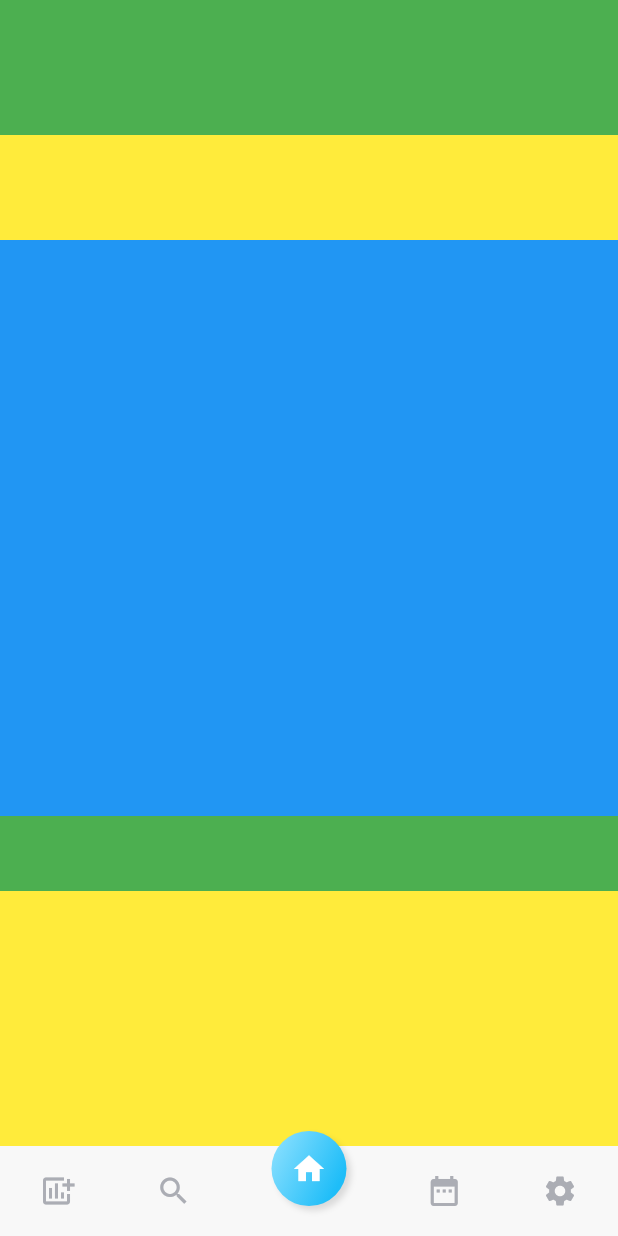
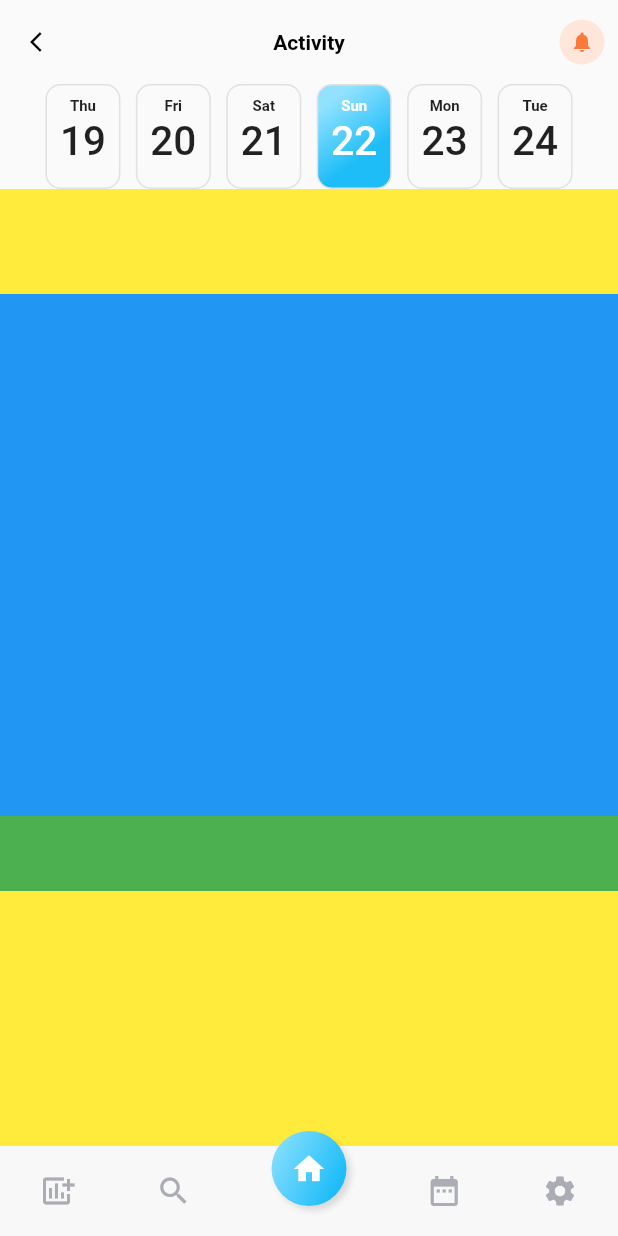
Before and after one commit to akincemtutal9/FitnessTrackerNutritionistMobileApp, a Flutter app: the HomePage screen opened directly, after a tap on "Running", on a phone screen of 412 x 824 dp. Run offline on Flutter 3.47's test engine with Material 2 defaults, Android fonts, the phone set to English and light mode, and no system bars.

Commit message:
Details
Dates & Appbar & Activity

```diff
--- /dev/null
+++ b/lib/helpers.dart
@@ -0,0 +1,9 @@
+final Map<int,String>daysOfWeek = {
+  1: 'Mon',
+  2: 'Tue',
+  3: 'Wed',
+  4: 'Thu',
+  5: 'Fri',
+  6: 'Sat',
+  7: 'Sun',
+};
--- a/lib/main.dart
+++ b/lib/main.dart
@@ -33,7 +33,7 @@ class MyApp extends StatelessWidget {
         '/':(context) => HomePage(),
         '/details':(context) => DetailsPage(),
       },
-      initialRoute: '/',
+      initialRoute: '/details',
 
     );
   }
--- a/lib/pages/details/details.dart
+++ b/lib/pages/details/details.dart
@@ -4,6 +4,7 @@ import 'package:dietera/pages/details/widgets/info.dart';
 import 'package:dietera/pages/details/widgets/stats.dart';
 import 'package:dietera/pages/details/widgets/steps.dart';
 import 'package:dietera/widgets/bottom_navigation.dart';
+import 'package:dietera/pages/details/widgets/appbar.dart';
 import 'package:flutter/services.dart';
 import 'package:flutter/material.dart';
 
@@ -13,6 +14,7 @@ class DetailsPage extends StatelessWidget {
   @override
   Widget build(BuildContext context) {
     return Scaffold(
+      appBar: MainAppBar(appBar: AppBar(),),
       body: Column(
         children: [
           Dates(),
@@ -21,20 +23,8 @@ class DetailsPage extends StatelessWidget {
           Info(),
           Stats(),
           BottomNavigation(),
-
-
-
-
-
         ],
-
-
-
-
       ),
-
-
-
     );
   }
 }
--- /dev/null
+++ b/lib/pages/details/widgets/appbar.dart
@@ -0,0 +1,55 @@
+import 'package:flutter/material.dart';
+
+class MainAppBar extends StatelessWidget implements PreferredSizeWidget{
+  final AppBar appBar;
+
+  const MainAppBar({
+    Key? key,
+    required this.appBar,
+  }) : super(key: key);
+
+  @override
+  Widget build(BuildContext context) {
+    return AppBar(
+      backgroundColor: Colors.transparent,
+      elevation: 0,
+      leading: IconButton(
+        onPressed:() {},
+        icon:Icon(
+          Icons.arrow_back_ios,
+          color: Colors.black,
+          size: 16,
+        ),
+      ),
+      title: Text(
+        'Activity',
+        style: TextStyle(
+          color: Colors.black,
+          fontSize: 14,
+          fontWeight: FontWeight.bold,
+        ),
+      ),
+      centerTitle: true,
+      actions: [
+        TextButton(onPressed: (){},
+          child: Icon(
+            Icons.notifications,
+            size: 16,
+          ),
+          style:ElevatedButton.styleFrom(
+            padding: const EdgeInsets.all(5),
+            maximumSize: Size(30,30),
+            minimumSize: Size(30,30),
+            shape: CircleBorder(),
+            primary: Color(0xffffe6da),
+            onPrimary: Color(0xfffa7a3b),
+          ),
+        ),
+      ],
+    );
+  }
+
+  @override
+  // TODO: implement preferredSize
+  Size get preferredSize => Size.fromHeight(appBar.preferredSize.height);
+}
--- a/lib/pages/details/widgets/dates.dart
+++ b/lib/pages/details/widgets/dates.dart
@@ -1,3 +1,4 @@
+import 'package:dietera/helpers.dart';
 import 'package:flutter/services.dart';
 import 'package:flutter/material.dart';
 
@@ -6,12 +7,69 @@ class Dates extends StatelessWidget {
 
   @override
   Widget build(BuildContext context) {
-    return Container(
-      width: double.infinity,
-      height: 90,
-      color: Colors.green,
+    List<DateBox> dateBoxes = [];
+    DateTime date = DateTime.now().subtract(Duration(days: 3));
 
 
+    for(int i=0;i<6;i++){
+      dateBoxes.add(DateBox(date: date , active: i==3,));
+      date=date.add(Duration(days: 1));
+    }
+    return Padding(
+      padding: const EdgeInsets.symmetric(horizontal: 20),
+      child: Row(
+        mainAxisAlignment: MainAxisAlignment.spaceEvenly,
+        children:dateBoxes,
+      ),
     );
   }
 }
+class DateBox extends StatelessWidget {
+  final bool active;
+  final DateTime date;
+
+  const DateBox({
+    Key? key,
+    this.active = false,
+    required this.date,
+  }) : super(key: key);
+  @override
+  Widget build(BuildContext context) {
+    return Container(
+      width: 50,
+      height: 70,
+      padding: const EdgeInsets.symmetric(vertical: 8,horizontal: 5),
+      decoration: BoxDecoration(
+        gradient: active ? LinearGradient(colors: [
+          Color(0xff92e2ff),
+          Color(0xff1ebdf8),
+        ],
+        begin: Alignment.topCenter,
+        ) : null,
+        borderRadius: BorderRadius.circular(10),
+        border: Border.all(color:Color(0xffe1e1e1))
+      ),
+        child: DefaultTextStyle.merge(
+          style: active ? TextStyle(color : Colors.white) : null,
+          child: Column(
+          children: [
+            Text(daysOfWeek[date.weekday]!,
+              style:
+              TextStyle(
+                fontSize: 10,
+                fontWeight: FontWeight.bold,
+              ),
+            ),
+            SizedBox(height: 1,),
+            Text(date.day.toString().padLeft(2, '0'),
+              style: TextStyle(
+                fontSize: 27,
+                fontWeight: FontWeight.w500,
+              ),
+            )
+          ],
+          ),
+        ),
+    );
+  }
+}
--- a/lib/pages/home/widgets/activity.dart
+++ b/lib/pages/home/widgets/activity.dart
@@ -1,49 +1,52 @@
+
 import 'dart:math';
 
+import 'package:flutter/services.dart';
 import 'package:flutter/material.dart';
-
 class RecentActivities extends StatelessWidget {
   const RecentActivities({Key? key}) : super(key: key);
-
   @override
   Widget build(BuildContext context) {
     return Expanded(
       child: Padding(
-          padding: const EdgeInsets.symmetric(vertical: 20, horizontal: 30),
+        padding: const EdgeInsets.symmetric(
+            vertical: 20,
+            horizontal: 30,
+        ),
         child: Column(
           crossAxisAlignment: CrossAxisAlignment.start,
           children: [
-              Text('Recent Activity', style: Theme.of(context).textTheme.headline1),
-              const SizedBox(height: 20),
+          Text(
+            'Recent Activities',
+            style: Theme.of(context).textTheme.headline1,
+          ),
           Expanded(
             child: ListView.builder(
               itemCount: 10,
-                  itemBuilder: (context, index) => const ActivityItem(),
-                ),
+              itemBuilder: (context,index)=> ActivityItem(),),
           )
           ],
         ),
       ));
   }
 }
-
 class ActivityItem extends StatelessWidget {
   const ActivityItem({Key? key}) : super(key: key);
-
-  static const activities = [
+  static const activites =[
     'Running',
     'Swimming',
     'Hiking',
     'Walking',
-    'Cycling'
+    'Cycling',
   ];
 
   @override
   Widget build(BuildContext context) {
-    String activity = activities[Random().nextInt(activities.length)];
+    String activity = activites[Random().nextInt(activites.length)];
+
 
     return GestureDetector(
-      onTap: () {
+      onTap: (){
         Navigator.of(context).pushNamed('/details');
       },
       child: Container(
@@ -51,55 +54,59 @@ class ActivityItem extends StatelessWidget {
         height: 50,
         decoration: BoxDecoration(
           border: Border.all(
-            color: const Color(0xffe1e1e1),
+            color: Color(0xffe1e1e1),
           ),
-          borderRadius: BorderRadius.circular(10),
+          borderRadius: BorderRadius.circular(10)
         ),
         child: Row(
           children: [
-            const SizedBox(width: 10),
+            SizedBox(width: 10,),
             Container(
               padding: const EdgeInsets.all(4),
-              decoration: const BoxDecoration(
+              decoration: BoxDecoration(
                 shape: BoxShape.circle,
                 color: Color(0xffcff2ff),
               ),
             height: 35,
               width: 35,
             child: Container(
-                decoration: const BoxDecoration(
+              decoration: BoxDecoration(
                 shape: BoxShape.circle,
                 image: DecorationImage(
-                      image: AssetImage('../assets/running.jpg'),
+                    image: AssetImage('../assets/running.jpg',),
                     fit: BoxFit.fill,
+
                 )),
             ),
             ),
-            const SizedBox(width: 20),
-            Text(
-              activity,
-              style: const TextStyle(
+            SizedBox(width: 20,),
+            Text(activity,
+              style: TextStyle(
                   fontSize: 12,
-                fontWeight: FontWeight.w900,
+                  fontWeight: FontWeight.w900 ),
+            ),
+            Expanded(child: SizedBox()),
+            Icon(Icons.timer,size: 12,),
+            SizedBox(width: 5,),
+            Text('30min',
+            style: TextStyle(
+              fontSize: 10,
+              fontWeight: FontWeight.w300,
             ),
             ),
-            const Expanded(child: SizedBox()),
-            const Icon(Icons.timer, size: 12),
-            const SizedBox(width: 5),
-            const Text(
-              '30min',
-              style: TextStyle(fontSize: 10, fontWeight: FontWeight.w300),
+            SizedBox(width: 10,),
+            Icon(Icons.wb_sunny_outlined,size: 12,),
+            SizedBox(width: 5,),
+            Text('55kcal',
+            style: TextStyle(
+            fontSize: 10,
+            fontWeight: FontWeight.w300,
             ),
-            const SizedBox(width: 10),
-            const Icon(Icons.wb_sunny_outlined, size: 12),
-            const SizedBox(width: 5),
-            const Text(
-              '55kcal',
-              style: TextStyle(fontSize: 10, fontWeight: FontWeight.w300),
             ),
-            const SizedBox(
+          SizedBox(
             width: 20,
-            )
+
+          ),
           ],
         ),
       ),
--- a/lib/pages/home/widgets/current.dart
+++ b/lib/pages/home/widgets/current.dart
@@ -11,6 +11,16 @@ class CurrentPrograms extends StatefulWidget {
 
 class _CurrentProgramsState extends State<CurrentPrograms> {
   ProgramType active = fitnessPrograms[0].type;
+
+  void _changeProgram(ProgramType newType){
+    setState((){
+    active = newType;
+
+    }
+    );
+  }
+
+
   @override
   Widget build(BuildContext context) {
     return Column(
@@ -46,6 +56,7 @@ class _CurrentProgramsState extends State<CurrentPrograms> {
               return Program(
                 program: fitnessPrograms[index],
                 active: fitnessPrograms[index].type == active,
+                onTap: _changeProgram,
                 );
             },
           separatorBuilder: (context,index) => SizedBox(width: 20,),
@@ -58,13 +69,26 @@ class _CurrentProgramsState extends State<CurrentPrograms> {
 class Program extends StatelessWidget{
   final FitnessProgram program;
   final bool active;
+  final Function(ProgramType) onTap;
 
-  const Program({Key? key, required this.program , this.active = false}) : super(key: key);
+
+  const Program({Key? key,
+    required this.program ,
+    this.active = false,
+    required this.onTap,
+  }) : super(key: key);
 
   @override
   Widget build(BuildContext context) {
     // TODO: implement build
-    return Container(
+    return GestureDetector(
+      onTap: (){
+        onTap(program.type);
+
+
+      },
+
+      child: Container(
       height: 100,
         width: 180,
         decoration: BoxDecoration(
@@ -109,6 +133,7 @@ mainAxisSize: MainAxisSize.min,
             ],
           ),
         ),
+      ),
     );
   }
 }
```
Lines whose indentation alone changed are shown as unchanged.
